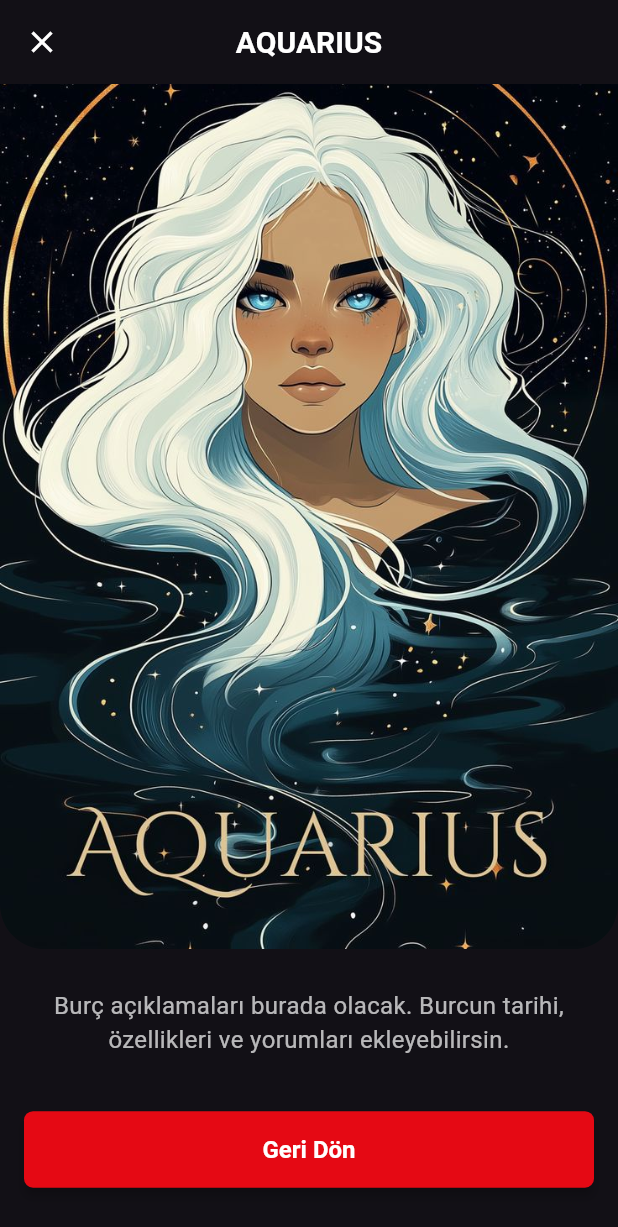
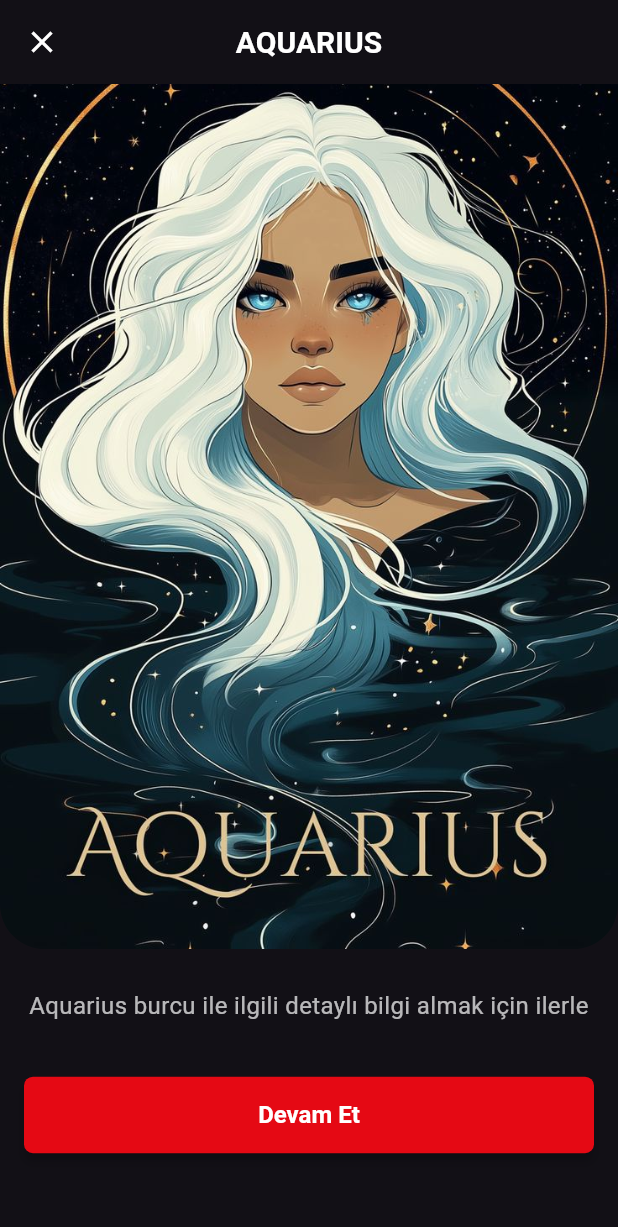
Before and after one commit to recepzgrmh/Horoscope_App, a Flutter app: the ReadingsScreen screen opened directly, after a tap on "AQUARIUS", on a phone screen of 412 x 824 dp. Shown: the top 1227 px of the screen. Run offline on Flutter 3.47's test engine with Material 3 defaults, Android fonts, the phone set to English and light mode, and no system bars; our stand-ins replace cloud_firestore, firebase_auth, firebase_core, flutter_dotenv, flutter_gemini, get and 1 more; accounts and stored records are empty.

Commit message:
zodiac detail screen update v2

```diff
--- a/lib/screens/main_screen.dart
+++ b/lib/screens/main_screen.dart
@@ -1,4 +1,5 @@
 import 'package:flutter/material.dart';
+import 'package:horoscope/screens/feed_screen.dart';
 import 'package:horoscope/screens/home_screen.dart';
 import 'package:horoscope/screens/profile_screen.dart';
 import 'package:horoscope/screens/readings_screen.dart';
@@ -21,6 +22,7 @@ class _MainScreenState extends State<MainScreen>
   final List<Widget> _screens = const [
     HomeScreen(),
     ReadingsScreen(),
+    FeedScreen(),
     ProfileScreen(),
   ];
 
--- a/lib/screens/readings_Screen.dart
+++ b/lib/screens/readings_Screen.dart
@@ -1,6 +1,6 @@
 import 'package:flutter/material.dart';
+import 'package:horoscope/screens/zodiac_detail_screen.dart';
 import 'package:horoscope/styles/app_colors.dart';
-import 'zodiac_detail_screen.dart'; // ✅ Burç detay sayfasını import et
 
 class ReadingsScreen extends StatelessWidget {
   const ReadingsScreen({super.key});
@@ -20,13 +20,38 @@ class ReadingsScreen extends StatelessWidget {
     "virgo",
   ];
 
+  // Yeni Feed mock verileri
+  final List<Map<String, String>> feedPosts = const [
+    {
+      'username': '@astroQueen',
+      'content': 'Bugün enerjin yüksek, yeni başlangıçlar için harika bir gün.',
+      'time': '2m',
+    },
+    {
+      'username': '@stargazer',
+      'content': 'Gökyüzündeki yıldızlar bugünün sırlarını fısıldıyor.',
+      'time': '5m',
+    },
+    {
+      'username': '@moonwalker',
+      'content': 'Ayın etkisiyle duygularınız derinleşebilir, sakin kalın.',
+      'time': '10m',
+    },
+    {
+      'username': '@sunrise',
+      'content': 'Güneşin doğuşu umut ve yenilik getiriyor, ilerleyin.',
+      'time': '15m',
+    },
+  ];
+
   @override
   Widget build(BuildContext context) {
     return Scaffold(
+      backgroundColor: AppColors.backgroundColor,
       body: CustomScrollView(
         physics: const BouncingScrollPhysics(),
         slivers: [
-          // 📌 **Discover Bölümü**
+          // Discover Bölümü
           SliverToBoxAdapter(
             child: Padding(
               padding: const EdgeInsets.fromLTRB(20, 60, 20, 10),
@@ -47,7 +72,7 @@ class ReadingsScreen extends StatelessWidget {
             ),
           ),
 
-          // 📌 **Discover Görseli**
+          // Discover Görseli
           SliverToBoxAdapter(
             child: Padding(
               padding: const EdgeInsets.symmetric(horizontal: 20, vertical: 10),
@@ -63,7 +88,7 @@ class ReadingsScreen extends StatelessWidget {
             ),
           ),
 
-          // 📌 **Zodiac Bölümü Başlık**
+          // Zodiac Bölümü Başlığı
           SliverToBoxAdapter(
             child: Padding(
               padding: const EdgeInsets.fromLTRB(20, 20, 20, 10),
@@ -84,7 +109,7 @@ class ReadingsScreen extends StatelessWidget {
             ),
           ),
 
-          // 📌 **Zodiac Grid**
+          // Zodiac Grid
           SliverPadding(
             padding: const EdgeInsets.symmetric(horizontal: 20, vertical: 10),
             sliver: SliverGrid(
@@ -96,10 +121,9 @@ class ReadingsScreen extends StatelessWidget {
               ),
               delegate: SliverChildBuilderDelegate((context, index) {
                 String imageName = zodiacSigns[index];
-
                 return GestureDetector(
-                  onTap: () {
-                    Navigator.push(
+                  onTap:
+                      () => Navigator.push(
                         context,
                         MaterialPageRoute(
                           builder:
@@ -108,12 +132,9 @@ class ReadingsScreen extends StatelessWidget {
                                 imagePath:
                                     "assets/images/zodiac-signs/$imageName.jpeg",
                               ),
-                        fullscreenDialog:
-                            true, // ✅ Sayfayı tam ekran modal olarak aç
+                          fullscreenDialog: true,
                         ),
-                    );
-                  },
-
+                      ),
                   child: Stack(
                     children: [
                       ClipRRect(
@@ -153,11 +174,89 @@ class ReadingsScreen extends StatelessWidget {
               }, childCount: zodiacSigns.length),
             ),
           ),
+          // Feed Bölümü Başlığı
+          SliverToBoxAdapter(
+            child: Padding(
+              padding: const EdgeInsets.fromLTRB(20, 20, 20, 10),
+              child: Text(
+                'Latest Feed',
+                style: Theme.of(context).textTheme.headlineMedium,
+              ),
+            ),
+          ),
 
+          // Feed Gönderi Listesi
+          SliverPadding(
+            padding: const EdgeInsets.symmetric(horizontal: 20),
+            sliver: SliverList(
+              delegate: SliverChildBuilderDelegate((context, index) {
+                final post = feedPosts[index];
+                return FeedCard(
+                  username: post['username']!,
+                  content: post['content']!,
+                  time: post['time']!,
+                );
+              }, childCount: feedPosts.length),
+            ),
+          ),
           const SliverPadding(padding: EdgeInsets.only(bottom: 30)),
         ],
       ),
-      backgroundColor: AppColors.backgroundColor,
     );
   }
 }
+
+class FeedCard extends StatelessWidget {
+  final String username;
+  final String content;
+  final String time;
+
+  const FeedCard({
+    Key? key,
+    required this.username,
+    required this.content,
+    required this.time,
+  }) : super(key: key);
+
+  @override
+  Widget build(BuildContext context) {
+    return Card(
+      color: AppColors.cardColor,
+      margin: const EdgeInsets.only(bottom: 16.0),
+      shape: RoundedRectangleBorder(borderRadius: BorderRadius.circular(12)),
+      elevation: 4,
+      child: Padding(
+        padding: const EdgeInsets.all(12),
+        child: Column(
+          crossAxisAlignment: CrossAxisAlignment.start,
+          children: [
+            // Post başlığı: kullanıcı bilgisi ve zaman
+            Row(
+              children: [
+                CircleAvatar(
+                  backgroundColor: AppColors.accentColor,
+                  child: Text(username[1].toUpperCase()),
+                ),
+                const SizedBox(width: 8),
+                Text(
+                  username,
+                  style: const TextStyle(
+                    color: Colors.white,
+                    fontWeight: FontWeight.bold,
+                  ),
+                ),
+                const Spacer(),
+                Text(
+                  time,
+                  style: TextStyle(color: Colors.white.withOpacity(0.6)),
+                ),
+              ],
+            ),
+            const SizedBox(height: 8),
+            Text(content, style: const TextStyle(color: Colors.white)),
+          ],
+        ),
+      ),
+    );
+  }
+}
--- a/lib/screens/zodiac_detail_screen.dart
+++ b/lib/screens/zodiac_detail_screen.dart
@@ -1,4 +1,5 @@
 import 'package:flutter/material.dart';
+import 'package:horoscope/screens/zodiac_detail_screen2.dart';
 import 'package:horoscope/styles/app_colors.dart';
 import 'package:horoscope/widgets/custom_button.dart';
 import 'package:get/get.dart';
@@ -42,7 +43,7 @@ class ZodiacDetailScreen extends StatelessWidget {
               Padding(
                 padding: const EdgeInsets.all(16.0),
                 child: Text(
-                  "Burç açıklamaları burada olacak. Burcun tarihi, özellikleri ve yorumları ekleyebilirsin.",
+                  "${zodiacName.capitalize} burcu ile ilgili detaylı bilgi almak için ilerle",
                   style: const TextStyle(fontSize: 16),
                   textAlign: TextAlign.center,
                 ),
@@ -51,8 +52,14 @@ class ZodiacDetailScreen extends StatelessWidget {
               Padding(
                 padding: const EdgeInsets.symmetric(horizontal: 16),
                 child: CustomButton(
-                  label: 'Geri Dön',
-                  onPressed: () => Get.back(),
+                  label: 'Devam Et',
+                  onPressed:
+                      () => Get.to(
+                        ZodiacDetailScreen2(
+                          zodiacName: zodiacName,
+                          imagePath: imagePath,
+                        ),
+                      ),
                   backgroundColor: AppColors.accentColor,
                   foregroundColor: AppColors.primaryColor,
                 ),
--- a/lib/widgets/bottom_nav.dart
+++ b/lib/widgets/bottom_nav.dart
@@ -1,5 +1,6 @@
 import 'package:flutter/material.dart';
 import 'package:horoscope/styles/app_colors.dart';
+import 'package:material_design_icons_flutter/icon_map.dart';
 
 class BottomNavBar extends StatelessWidget {
   final AnimationController? animationController;
@@ -26,6 +27,7 @@ class BottomNavBar extends StatelessWidget {
         items: const [
           BottomNavigationBarItem(icon: Icon(Icons.home), label: 'Home'),
           BottomNavigationBarItem(icon: Icon(Icons.comment), label: 'Readings'),
+          BottomNavigationBarItem(icon: Icon(Icons.explore), label: 'Feed'),
           BottomNavigationBarItem(icon: Icon(Icons.person), label: 'Profile'),
         ],
       );
@@ -47,6 +49,7 @@ class BottomNavBar extends StatelessWidget {
         items: const [
           BottomNavigationBarItem(icon: Icon(Icons.home), label: 'Home'),
           BottomNavigationBarItem(icon: Icon(Icons.comment), label: 'Readings'),
+          BottomNavigationBarItem(icon: Icon(Icons.explore), label: 'Feed'),
           BottomNavigationBarItem(icon: Icon(Icons.person), label: 'Profile'),
         ],
       ),
```
Also changed, not shown: lib/screens/feed_screen.dart (added, +191 -0 lines), lib/screens/zodiac_detail_screen2.dart (added, +240 -0 lines). Lines whose indentation alone changed are shown as unchanged.
